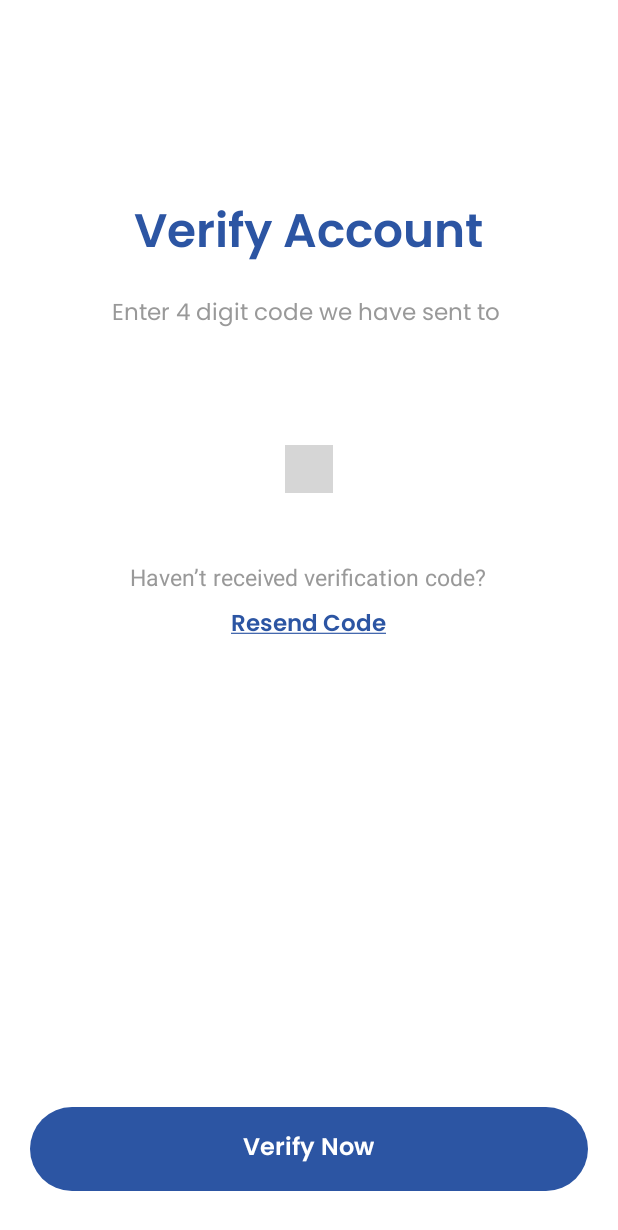
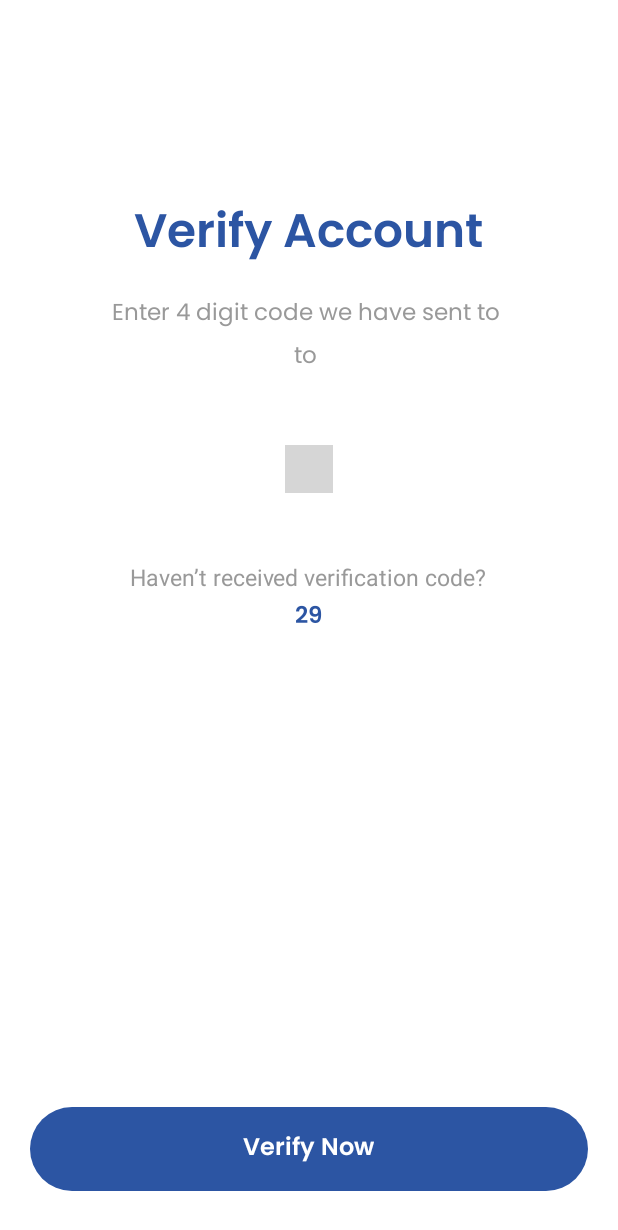
Before and after one commit to vigyos/vigyos-android-main, an Android app: the VerifyAccountActivity screen opened directly, with no data from a screen before it, on a phone screen of 412 x 824 dp. Shown: the top 1230 px of the screen. Run offline under Robolectric (Android 15) with nearby library versions, the phone set to English and light mode, and no system bars; our stand-ins replace sdp/ssp sizes; libraries missing offline, so code that uses them is left out: com.chaos.view; plain views replace PinView; 2 statements that could not run were skipped; grey boxes are pictures that could not be loaded.

Commit message:
Onboarding Done

```diff
--- a/app/src/main/java/com/vigyos/vigyoscentercrm/Activity/VerifyAccountActivity.java
+++ b/app/src/main/java/com/vigyos/vigyoscentercrm/Activity/VerifyAccountActivity.java
@@ -5,17 +5,23 @@ import androidx.core.os.BuildCompat;
 
 import android.content.Intent;
 import android.os.Bundle;
+import android.os.CountDownTimer;
 import android.view.View;
+import android.view.animation.AnimationUtils;
 import android.widget.RelativeLayout;
 import android.widget.TextView;
+import android.widget.Toast;
 
+import com.chaos.view.PinView;
 import com.vigyos.vigyoscentercrm.R;
 
 @BuildCompat.PrereleaseSdkCheck
 public class VerifyAccountActivity extends AppCompatActivity {
 
     private RelativeLayout verifyNow;
-    private TextView value;
+    private TextView valueText;
+    private PinView firstPinView;
+    private TextView countDown, resend;
 
     @Override
     protected void onCreate(Bundle savedInstanceState) {
@@ -26,22 +32,64 @@ public class VerifyAccountActivity extends AppCompatActivity {
     }
 
     private void initialization() {
-        value = findViewById(R.id.value);
+        valueText = findViewById(R.id.value);
+        firstPinView = findViewById(R.id.firstPinView);
+        countDown = findViewById(R.id.countDown);
+        resend = findViewById(R.id.resend);
         verifyNow = findViewById(R.id.verifyNow);
     }
 
     private void declaration() {
         Intent intent = getIntent();
         String checkActivity = intent.getStringExtra("key");
+        String value = intent.getStringExtra("value");
         if (checkActivity.equalsIgnoreCase("SignUpWithPhone")) {
-//            value.setText("+91 "+ );
+            valueText.setText("+91 "+value);
+        } else {
+            valueText.setText(value);
         }
-
+        countDown();
+        resend.setOnClickListener(new View.OnClickListener() {
+            @Override
+            public void onClick(View view) {
+                view.startAnimation(AnimationUtils.loadAnimation(VerifyAccountActivity.this, R.anim.viewpush));
+                countDown();
+                resend.setVisibility(View.GONE);
+                countDown.setVisibility(View.VISIBLE);
+            }
+        });
         verifyNow.setOnClickListener(new View.OnClickListener() {
             @Override
             public void onClick(View v) {
+                v.startAnimation(AnimationUtils.loadAnimation(VerifyAccountActivity.this, R.anim.viewpush));
+                if (firstPinView.getText().toString().isEmpty()) {
+                    firstPinView.startAnimation(AnimationUtils.loadAnimation(VerifyAccountActivity.this, R.anim.shake_animation));
+                    Toast.makeText(VerifyAccountActivity.this, "Enter Code" , Toast.LENGTH_SHORT).show();
+                    return;
+                }
+                if (firstPinView.getText().toString().length() != 4) {
+                    firstPinView.startAnimation(AnimationUtils.loadAnimation(VerifyAccountActivity.this, R.anim.shake_animation));
+                    Toast.makeText(VerifyAccountActivity.this, "Enter vailid Code", Toast.LENGTH_SHORT).show();
+                    return;
+                }
+
                 startActivity(new Intent(VerifyAccountActivity.this, AccountCreatedActivity.class));
             }
         });
     }
+
+    private void countDown() {
+        new CountDownTimer(30000, 1000) {
+            public void onTick(long millisUntilFinished) {
+                countDown.setText(""+ millisUntilFinished / 1000);
+                // logic to set the EditText could go here
+            }
+            public void onFinish() {
+                resend.setText(getString(R.string.resend_code));
+                countDown.setText("00");
+                resend.setVisibility(View.VISIBLE);
+                countDown.setVisibility(View.GONE);
+            }
+        }.start();
+    }
 }
--- a/app/src/main/res/layout/activity_sign_up_with_phone.xml
+++ b/app/src/main/res/layout/activity_sign_up_with_phone.xml
@@ -34,6 +34,7 @@
             android:fontFamily="@font/poppins_regular"
             android:textAlignment="center"/>
         <LinearLayout
+            android:id="@+id/numberLyt"
             android:layout_width="match_parent"
             android:layout_height="@dimen/_44sdp"
             android:layout_marginTop="@dimen/_32sdp"
--- a/app/src/main/res/layout/activity_verify_account.xml
+++ b/app/src/main/res/layout/activity_verify_account.xml
@@ -33,32 +33,47 @@
             android:textColor="#999999"
             android:fontFamily="@font/poppins_regular"
             android:textAlignment="center"/>
+        <RelativeLayout
+            android:id="@+id/toAndValueLyt"
+            android:layout_width="match_parent"
+            android:layout_height="wrap_content"
+            android:layout_below="@+id/detailLyt"
+            android:layout_marginTop="@dimen/_2sdp"
+            android:layout_marginHorizontal="@dimen/_15sdp"
+            android:gravity="center">
+            <TextView
+                android:id="@+id/to"
+                android:layout_width="wrap_content"
+                android:layout_height="wrap_content"
+                android:gravity="center"
+                android:text="to "
+                android:textSize="@dimen/_12sdp"
+                android:textColor="#999999"
+                android:fontFamily="@font/poppins_regular"
+                android:textAlignment="center"/>
             <TextView
                 android:id="@+id/value"
                 android:layout_width="wrap_content"
                 android:layout_height="wrap_content"
-            android:layout_marginTop="@dimen/_2sdp"
-            android:layout_centerHorizontal="true"
-            android:layout_marginHorizontal="@dimen/_14sdp"
-            android:layout_below="@+id/detailLyt"
+                android:layout_toEndOf="@+id/to"
                 android:text=""
-            android:lineSpacingExtra="@dimen/_3sdp"
                 android:textSize="@dimen/_12sdp"
                 android:textColor="@color/dark_vigyos"
                 android:fontFamily="@font/poppins_medium"
                 android:textAlignment="center"/>
+        </RelativeLayout>
         <com.chaos.view.PinView
             android:id="@+id/firstPinView"
             style="@style/PinWidget.PinView"
             android:layout_width="wrap_content"
             android:layout_height="wrap_content"
             android:layout_marginTop="@dimen/_35sdp"
-            android:layout_below="@+id/value"
+            android:layout_below="@+id/toAndValueLyt"
             android:layout_centerHorizontal="true"
             android:cursorVisible="true"
             android:inputType="number"
             android:padding="10sp"
-            android:textColor="@color/black"
+            android:textColor="@color/dark_vigyos"
             android:textSize="18sp"
             android:textStyle="bold"
             android:fontFamily="@font/hankengrotesk_medium"
@@ -84,12 +99,25 @@
             android:textSize="@dimen/_12sdp"
             android:textColor="#999999"/>
         <TextView
+            android:id="@+id/resend"
             android:layout_width="wrap_content"
             android:layout_height="wrap_content"
             android:layout_below="@+id/dontText"
             android:layout_centerHorizontal="true"
-            android:layout_marginTop="@dimen/_6sdp"
+            android:layout_marginTop="@dimen/_2sdp"
+            android:visibility="gone"
             android:text="@string/resend_code"
+            android:textSize="@dimen/_12sdp"
+            android:textColor="@color/dark_vigyos"
+            android:fontFamily="@font/poppins_semi_bold"/>
+        <TextView
+            android:id="@+id/countDown"
+            android:layout_width="wrap_content"
+            android:layout_height="wrap_content"
+            android:layout_below="@+id/dontText"
+            android:layout_centerHorizontal="true"
+            android:layout_marginTop="@dimen/_2sdp"
+            android:text="00"
             android:textSize="@dimen/_12sdp"
             android:textColor="@color/dark_vigyos"
             android:fontFamily="@font/poppins_semi_bold"/>
```
Also changed, not shown: app/src/main/java/com/vigyos/vigyoscentercrm/Activity/AccountCreatedActivity.java (+9 -1 lines), app/src/main/java/com/vigyos/vigyoscentercrm/Activity/SignUpWithPhoneActivity.java (+10 -1 lines). Lines whose indentation alone changed are shown as unchanged.
